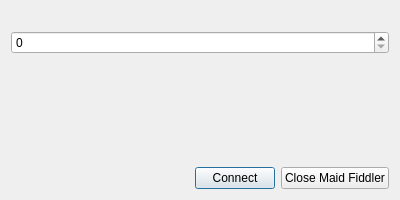
Old version of the form GUI/templates/connect_dialog.ui in the repository ghorsington/COM3D2.MaidFiddler.
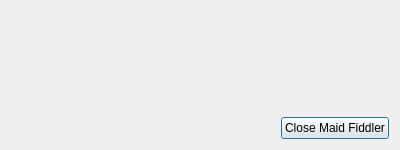
New version of the form.

```diff
--- a/GUI/templates/connect_dialog.ui
+++ b/GUI/templates/connect_dialog.ui
@@ -10,7 +10,7 @@
     <x>0</x>
     <y>0</y>
     <width>400</width>
-    <height>200</height>
+    <height>150</height>
    </rect>
   </property>
   <property name="sizePolicy">
@@ -22,7 +22,7 @@
   <property name="minimumSize">
    <size>
     <width>400</width>
-    <height>200</height>
+    <height>150</height>
    </size>
   </property>
   <property name="windowTitle">
@@ -48,13 +48,6 @@
      </property>
     </widget>
    </item>
-   <item>
-    <widget class="QSpinBox" name="port">
-     <property name="maximum">
-      <number>65535</number>
-     </property>
-    </widget>
-   </item>
    <item>
     <widget class="QLabel" name="status_label">
      <property name="sizePolicy">
@@ -105,22 +98,6 @@
        </property>
       </spacer>
      </item>
-     <item>
-      <widget class="QPushButton" name="connect_button">
-       <property name="sizePolicy">
-        <sizepolicy hsizetype="Minimum" vsizetype="Minimum">
-         <horstretch>0</horstretch>
-         <verstretch>0</verstretch>
-        </sizepolicy>
-       </property>
-       <property name="whatsThis">
-        <string>connect_dialog.connect</string>
-       </property>
-       <property name="text">
-        <string>Connect</string>
-       </property>
-      </widget>
-     </item>
      <item>
       <widget class="QPushButton" name="close_button">
        <property name="sizePolicy">
```
